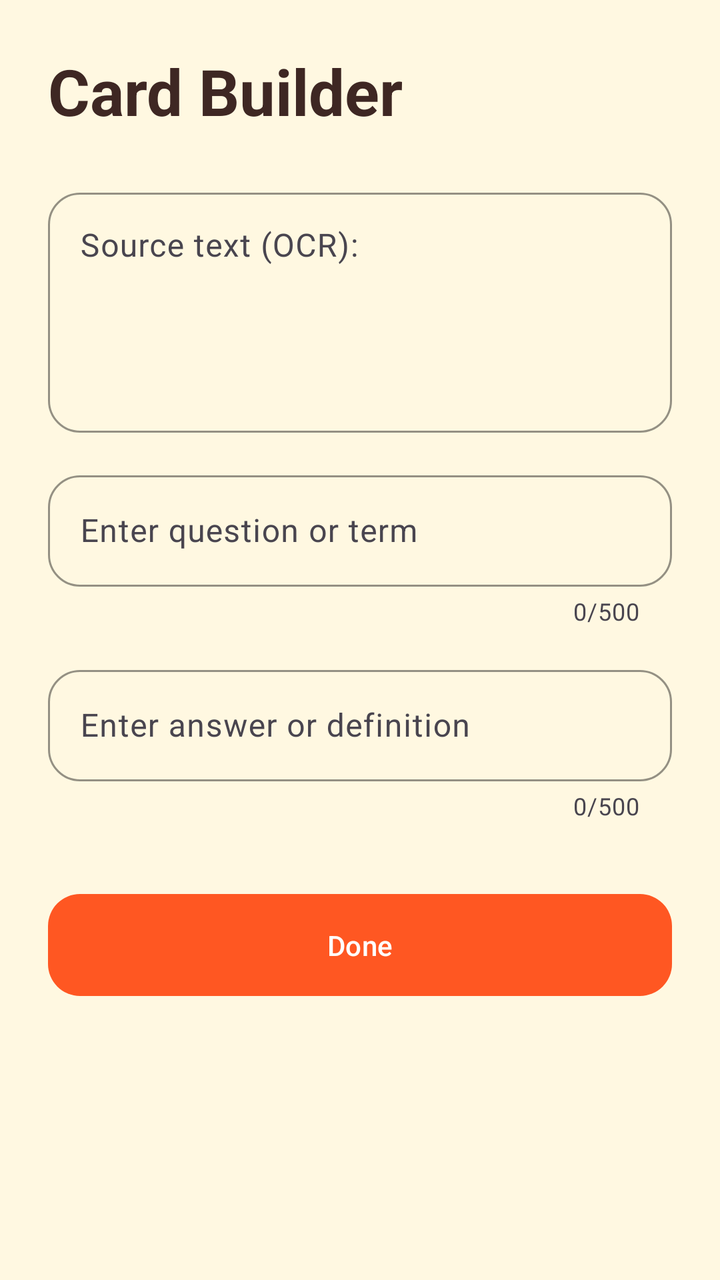
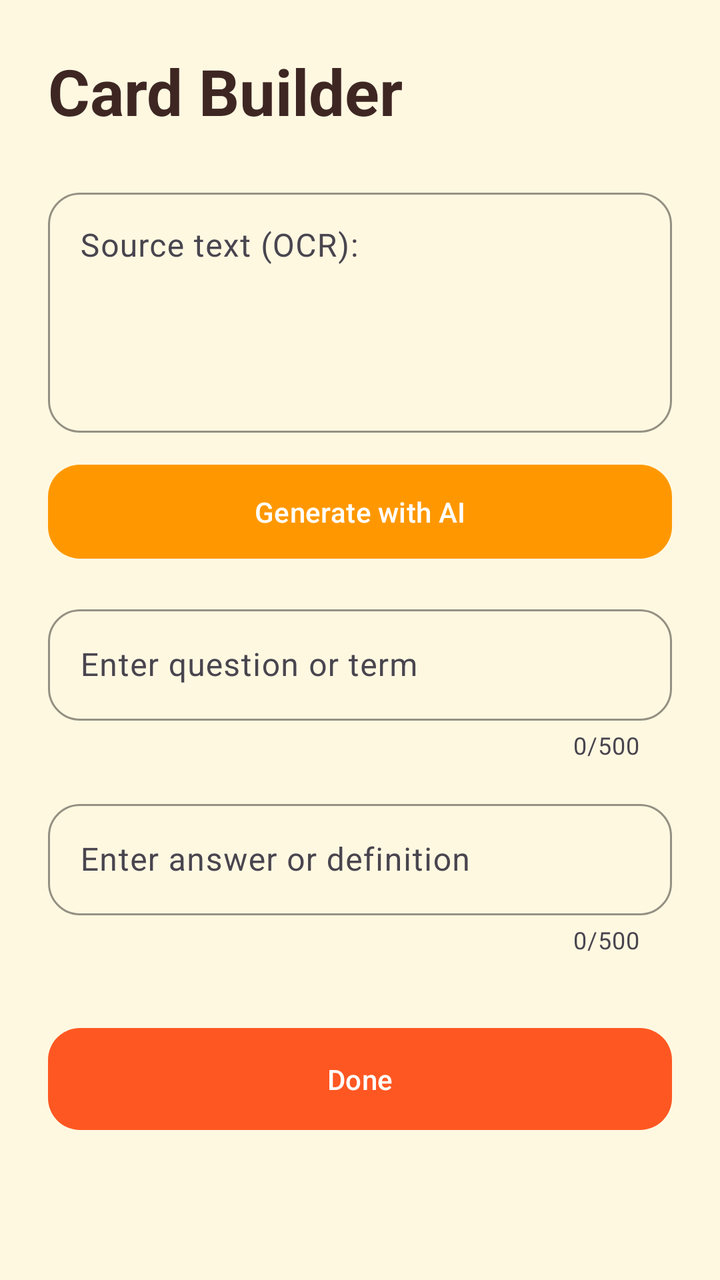

Before-and-after screenshots of an Android layout around one commit, followed by the original layout XML and the change that was made.
<!-- AndroidManifest.xml: application theme Theme.FlashNote -->
<!-- res/layout/activity_card_builder.xml -->
<?xml version="1.0" encoding="utf-8"?>
<androidx.coordinatorlayout.widget.CoordinatorLayout xmlns:android="http://schemas.android.com/apk/res/android"
    xmlns:app="http://schemas.android.com/apk/res-auto"
    android:layout_width="match_parent"
    android:layout_height="match_parent"
    android:background="@color/surface">

    <androidx.core.widget.NestedScrollView
        android:layout_width="match_parent"
        android:layout_height="match_parent"
        android:clipToPadding="false"
        android:padding="24dp">

        <LinearLayout
            android:layout_width="match_parent"
            android:layout_height="wrap_content"
            android:orientation="vertical">

            <TextView
                android:id="@+id/cardBuilderTitle"
                android:layout_width="match_parent"
                android:layout_height="wrap_content"
                android:text="@string/card_builder_title"
                android:textColor="@color/on_surface"
                android:textSize="32sp"
                android:textStyle="bold" />

            <com.google.android.material.textfield.TextInputLayout
                android:id="@+id/sourceInputLayout"
                style="@style/Widget.Material3.TextInputLayout.OutlinedBox"
                android:layout_width="match_parent"
                android:layout_height="wrap_content"
                android:layout_marginTop="24dp"
                android:hint="@string/source_text_label"
                app:boxCornerRadiusBottomEnd="16dp"
                app:boxCornerRadiusBottomStart="16dp"
                app:boxCornerRadiusTopEnd="16dp"
                app:boxCornerRadiusTopStart="16dp"
                app:boxStrokeColor="@color/primary">

                <com.google.android.material.textfield.TextInputEditText
                    android:id="@+id/sourceEditText"
                    android:layout_width="match_parent"
                    android:layout_height="120dp"
                    android:gravity="top|start"
                    android:inputType="textMultiLine"
                    android:scrollbars="vertical"
                    android:textColor="@color/on_surface" />
            </com.google.android.material.textfield.TextInputLayout>

            <com.google.android.material.textfield.TextInputLayout
                android:id="@+id/frontInputLayout"
                style="@style/Widget.Material3.TextInputLayout.OutlinedBox"
                android:layout_width="match_parent"
                android:layout_height="wrap_content"
                android:layout_marginTop="16dp"

                app:boxCornerRadiusBottomEnd="16dp"
                app:boxCornerRadiusBottomStart="16dp"
                app:boxCornerRadiusTopEnd="16dp"
                app:boxCornerRadiusTopStart="16dp"
                app:boxStrokeColor="@color/secondary"
                app:counterEnabled="true"
                app:counterMaxLength="500">

                <com.google.android.material.textfield.TextInputEditText
                    android:id="@+id/frontEditText"
                    android:layout_width="match_parent"
                    android:layout_height="wrap_content"
                    android:hint="@string/hint_front"
                    android:inputType="textMultiLine"
                    android:maxLength="500"
                    android:scrollbars="vertical"
                    android:textColor="@color/on_surface" />
            </com.google.android.material.textfield.TextInputLayout>

            <com.google.android.material.textfield.TextInputLayout
                android:id="@+id/backInputLayout"
                style="@style/Widget.Material3.TextInputLayout.OutlinedBox"
                android:layout_width="match_parent"
                android:layout_height="wrap_content"
                android:layout_marginTop="16dp"

                app:boxCornerRadiusBottomEnd="16dp"
                app:boxCornerRadiusBottomStart="16dp"
                app:boxCornerRadiusTopEnd="16dp"
                app:boxCornerRadiusTopStart="16dp"
                app:boxStrokeColor="@color/primary"
                app:counterEnabled="true"
                app:counterMaxLength="500">

                <com.google.android.material.textfield.TextInputEditText
                    android:id="@+id/backEditText"
                    android:layout_width="match_parent"
                    android:layout_height="wrap_content"
                    android:hint="@string/hint_back"
                    android:inputType="textMultiLine"
                    android:maxLength="500"
                    android:scrollbars="vertical"
                    android:textColor="@color/on_surface" />
            </com.google.android.material.textfield.TextInputLayout>

            <com.google.android.material.button.MaterialButton
                android:id="@+id/doneButton"
                android:layout_width="match_parent"
                android:layout_height="wrap_content"
                android:layout_marginTop="32dp"
                android:layout_marginBottom="32dp"
                android:text="@string/done"
                android:padding="16dp"
                app:cornerRadius="16dp"
                app:backgroundTint="@color/secondary" />

        </LinearLayout>
    </androidx.core.widget.NestedScrollView>

</androidx.coordinatorlayout.widget.CoordinatorLayout>
<!-- resources referenced by this layout -->
<resources>
  <color name="on_surface">#3E2723</color>
  <color name="primary">#FF9800</color>
  <color name="secondary">#FF5722</color>
  <color name="surface">#FFF8E1</color>
  <string name="card_builder_title">Card Builder</string>
  <string name="done">Done</string>
  <string name="hint_back">Enter answer or definition</string>
  <string name="hint_front">Enter question or term</string>
  <string name="source_text_label">Source text (OCR):</string>
  <style name="Theme.FlashNote" parent="Base.Theme.FlashNote" />
  <style name="Base.Theme.FlashNote" parent="Theme.Material3.DayNight.NoActionBar">
          <item name="colorPrimary">@color/primary</item>
          <item name="colorOnPrimary">@color/on_primary</item>
          <item name="colorSecondary">@color/secondary</item>
          <item name="colorOnSecondary">@color/on_secondary</item>
          <item name="android:windowBackground">@color/background</item>
          <item name="colorSurface">@color/surface</item>
          <item name="colorOnSurface">@color/on_surface</item>
      </style>
  <color name="on_primary">#FFFFFF</color>
  <color name="on_secondary">#FFFFFF</color>
  <color name="background">#FFFFFF</color>
</resources>

<!-- the commit's change to res/layout/activity_card_builder.xml (unified diff, before → after) -->
@@ -47,6 +47,16 @@
                     android:scrollbars="vertical"
                     android:textColor="@color/on_surface" />
             </com.google.android.material.textfield.TextInputLayout>
+
+            <com.google.android.material.button.MaterialButton
+                android:id="@+id/generateAiButton"
+                android:layout_width="match_parent"
+                android:layout_height="wrap_content"
+                android:layout_marginTop="12dp"
+                android:text="Generate with AI"
+                android:padding="14dp"
+                app:cornerRadius="16dp"
+                app:backgroundTint="@color/primary" />
 
             <com.google.android.material.textfield.TextInputLayout
                 android:id="@+id/frontInputLayout"
